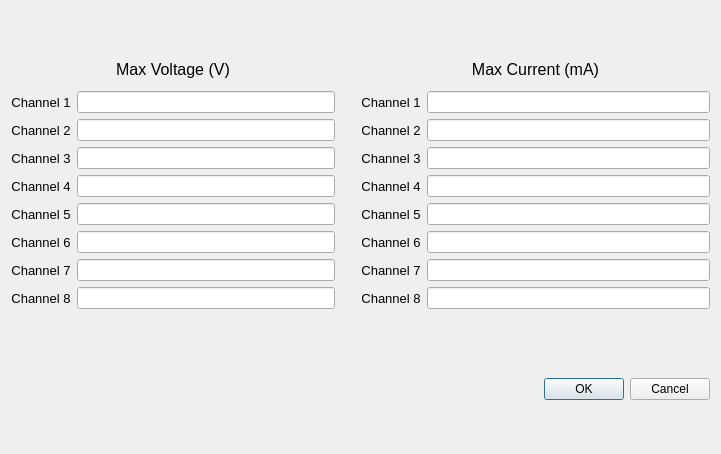
Qt form coba/settings.ui (reinardricky/qtnisclab_login) before a commit.
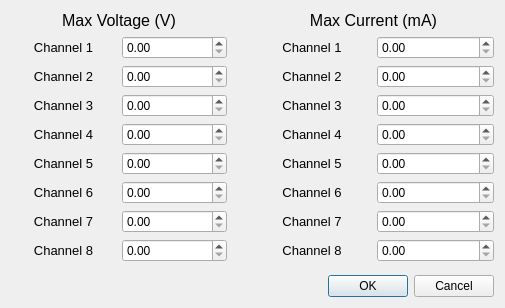
The same form after that commit.

What changed in the file:
```diff
--- a/coba/settings.ui
+++ b/coba/settings.ui
@@ -6,14 +6,14 @@
    <rect>
     <x>0</x>
     <y>0</y>
-    <width>721</width>
-    <height>454</height>
+    <width>505</width>
+    <height>308</height>
    </rect>
   </property>
   <property name="minimumSize">
    <size>
-    <width>686</width>
-    <height>361</height>
+    <width>505</width>
+    <height>308</height>
    </size>
   </property>
   <property name="windowTitle">
@@ -46,8 +46,8 @@
      <item>
       <layout class="QHBoxLayout" name="horizontalLayout_3">
        <item>
-        <layout class="QVBoxLayout" name="verticalLayout_9">
-         <item>
+        <layout class="QGridLayout" name="gridLayout_2">
+         <item row="0" column="0">
           <widget class="QLabel" name="label_3">
            <property name="font">
             <font>
@@ -62,7 +62,7 @@
            </property>
           </widget>
          </item>
-         <item>
+         <item row="1" column="0">
           <widget class="QLabel" name="label_4">
            <property name="font">
             <font>
@@ -77,7 +77,7 @@
            </property>
           </widget>
          </item>
-         <item>
+         <item row="2" column="0">
           <widget class="QLabel" name="label_5">
            <property name="font">
             <font>
@@ -92,7 +92,7 @@
            </property>
           </widget>
          </item>
-         <item>
+         <item row="3" column="0">
           <widget class="QLabel" name="label_7">
            <property name="font">
             <font>
@@ -107,7 +107,7 @@
            </property>
           </widget>
          </item>
-         <item>
+         <item row="4" column="0">
           <widget class="QLabel" name="label_6">
            <property name="font">
             <font>
@@ -122,7 +122,7 @@
            </property>
           </widget>
          </item>
-         <item>
+         <item row="5" column="0">
           <widget class="QLabel" name="label_9">
            <property name="font">
             <font>
@@ -137,7 +137,7 @@
            </property>
           </widget>
          </item>
-         <item>
+         <item row="6" column="0">
           <widget class="QLabel" name="label_10">
            <property name="font">
             <font>
@@ -152,7 +152,7 @@
            </property>
           </widget>
          </item>
-         <item>
+         <item row="7" column="0">
           <widget class="QLabel" name="label_8">
            <property name="font">
             <font>
@@ -167,33 +167,33 @@
            </property>
           </widget>
          </item>
-        </layout>
-       </item>
-       <item>
-        <layout class="QVBoxLayout" name="verticalLayout_8">
-         <item>
-          <widget class="QLineEdit" name="lineEdit_8"/>
+         <item row="2" column="1">
+          <widget class="QDoubleSpinBox" name="V_Ch_3"/>
          </item>
-         <item>
-          <widget class="QLineEdit" name="lineEdit_7"/>
+         <item row="3" column="1">
+          <widget class="QDoubleSpinBox" name="V_Ch_4"/>
          </item>
-         <item>
-          <widget class="QLineEdit" name="lineEdit_4"/>
+         <item row="4" column="1">
+          <widget class="QDoubleSpinBox" name="V_Ch_5"/>
          </item>
-         <item>
-          <widget class="QLineEdit" name="lineEdit_6"/>
+         <item row="5" column="1">
+          <widget class="QDoubleSpinBox" name="V_Ch_6"/>
          </item>
-         <item>
-          <widget class="QLineEdit" name="lineEdit_3"/>
+         <item row="6" column="1">
+          <widget class="QDoubleSpinBox" name="V_Ch_7"/>
          </item>
-         <item>
-          <widget class="QLineEdit" name="lineEdit_5"/>
+         <item row="1" column="1">
+          <widget class="QDoubleSpinBox" name="V_Ch_2"/>
          </item>
-         <item>
-          <widget class="QLineEdit" name="lineEdit"/>
+         <item row="0" column="1">
+          <widget class="QDoubleSpinBox" name="V_Ch_1">
+           <property name="contextMenuPolicy">
+            <enum>Qt::DefaultContextMenu</enum>
+           </property>
+          </widget>
          </item>
-         <item>
-          <widget class="QLineEdit" name="lineEdit_2"/>
+         <item row="7" column="1">
+          <widget class="QDoubleSpinBox" name="V_Ch_8"/>
          </item>
         </layout>
        </item>
@@ -201,21 +201,15 @@
      </item>
     </layout>
    </item>
-   <item row="0" column="1">
-    <spacer name="horizontalSpacer">
+   <item row="2" column="3">
+    <widget class="QDialogButtonBox" name="buttonBox">
      <property name="orientation">
       <enum>Qt::Horizontal</enum>
      </property>
-     <property name="sizeType">
-      <enum>QSizePolicy::Minimum</enum>
+     <property name="standardButtons">
+      <set>QDialogButtonBox::Cancel|QDialogButtonBox::Ok</set>
      </property>
-     <property name="sizeHint" stdset="0">
-      <size>
-       <width>20</width>
-       <height>20</height>
-      </size>
-     </property>
-    </spacer>
+    </widget>
    </item>
    <item row="0" column="2" colspan="2">
     <layout class="QVBoxLayout" name="verticalLayout_2">
@@ -243,83 +237,11 @@
      <item>
       <layout class="QHBoxLayout" name="horizontalLayout_4">
        <item>
-        <layout class="QVBoxLayout" name="verticalLayout_10">
-         <item>
-          <widget class="QLabel" name="label_17">
-           <property name="font">
-            <font>
-             <pointsize>10</pointsize>
-            </font>
-           </property>
-           <property name="text">
-            <string>Channel 1</string>
-           </property>
-           <property name="alignment">
-            <set>Qt::AlignCenter</set>
-           </property>
-          </widget>
+        <layout class="QGridLayout" name="gridLayout_3">
+         <item row="2" column="1">
+          <widget class="QDoubleSpinBox" name="I_Ch_3"/>
          </item>
-         <item>
-          <widget class="QLabel" name="label_12">
-           <property name="font">
-            <font>
-             <pointsize>10</pointsize>
-            </font>
-           </property>
-           <property name="text">
-            <string>Channel 2</string>
-           </property>
-           <property name="alignment">
-            <set>Qt::AlignCenter</set>
-           </property>
-          </widget>
-         </item>
-         <item>
-          <widget class="QLabel" name="label_11">
-           <property name="font">
-            <font>
-             <pointsize>10</pointsize>
-            </font>
-           </property>
-           <property name="text">
-            <string>Channel 3</string>
-           </property>
-           <property name="alignment">
-            <set>Qt::AlignCenter</set>
-           </property>
-          </widget>
-         </item>
-         <item>
-          <widget class="QLabel" name="label_18">
-           <property name="font">
-            <font>
-             <pointsize>10</pointsize>
-            </font>
-           </property>
-           <property name="text">
-            <string>Channel 4</string>
-           </property>
-           <property name="alignment">
-            <set>Qt::AlignCenter</set>
-           </property>
-          </widget>
-         </item>
-         <item>
-          <widget class="QLabel" name="label_13">
-           <property name="font">
-            <font>
-             <pointsize>10</pointsize>
-            </font>
-           </property>
-           <property name="text">
-            <string>Channel 5</string>
-           </property>
-           <property name="alignment">
-            <set>Qt::AlignCenter</set>
-           </property>
-          </widget>
-         </item>
-         <item>
+         <item row="5" column="0">
           <widget class="QLabel" name="label_15">
            <property name="font">
             <font>
@@ -334,7 +256,25 @@
            </property>
           </widget>
          </item>
-         <item>
+         <item row="1" column="1">
+          <widget class="QDoubleSpinBox" name="I_Ch_2"/>
+         </item>
+         <item row="1" column="0">
+          <widget class="QLabel" name="label_12">
+           <property name="font">
+            <font>
+             <pointsize>10</pointsize>
+            </font>
+           </property>
+           <property name="text">
+            <string>Channel 2</string>
+           </property>
+           <property name="alignment">
+            <set>Qt::AlignCenter</set>
+           </property>
+          </widget>
+         </item>
+         <item row="6" column="0">
           <widget class="QLabel" name="label_14">
            <property name="font">
             <font>
@@ -349,7 +289,22 @@
            </property>
           </widget>
          </item>
-         <item>
+         <item row="0" column="0">
+          <widget class="QLabel" name="label_17">
+           <property name="font">
+            <font>
+             <pointsize>10</pointsize>
+            </font>
+           </property>
+           <property name="text">
+            <string>Channel 1</string>
+           </property>
+           <property name="alignment">
+            <set>Qt::AlignCenter</set>
+           </property>
+          </widget>
+         </item>
+         <item row="7" column="0">
           <widget class="QLabel" name="label_16">
            <property name="font">
             <font>
@@ -364,33 +319,68 @@
            </property>
           </widget>
          </item>
-        </layout>
-       </item>
-       <item>
-        <layout class="QVBoxLayout" name="verticalLayout_4">
-         <item>
-          <widget class="QLineEdit" name="lineEdit_11"/>
+         <item row="3" column="1">
+          <widget class="QDoubleSpinBox" name="I_Ch_4"/>
          </item>
-         <item>
-          <widget class="QLineEdit" name="lineEdit_13"/>
+         <item row="4" column="0">
+          <widget class="QLabel" name="label_13">
+           <property name="font">
+            <font>
+             <pointsize>10</pointsize>
+            </font>
+           </property>
+           <property name="text">
+            <string>Channel 5</string>
+           </property>
+           <property name="alignment">
+            <set>Qt::AlignCenter</set>
+           </property>
+          </widget>
          </item>
-         <item>
-          <widget class="QLineEdit" name="lineEdit_9"/>
+         <item row="2" column="0">
+          <widget class="QLabel" name="label_11">
+           <property name="font">
+            <font>
+             <pointsize>10</pointsize>
+            </font>
+           </property>
+           <property name="text">
+            <string>Channel 3</string>
+           </property>
+           <property name="alignment">
+            <set>Qt::AlignCenter</set>
+           </property>
+          </widget>
          </item>
-         <item>
-          <widget class="QLineEdit" name="lineEdit_10"/>
+         <item row="3" column="0">
+          <widget class="QLabel" name="label_18">
+           <property name="font">
+            <font>
+             <pointsize>10</pointsize>
+            </font>
+           </property>
+           <property name="text">
+            <string>Channel 4</string>
+           </property>
+           <property name="alignment">
+            <set>Qt::AlignCenter</set>
+           </property>
+          </widget>
          </item>
-         <item>
-          <widget class="QLineEdit" name="lineEdit_14"/>
+         <item row="0" column="1">
+          <widget class="QDoubleSpinBox" name="I_Ch_1"/>
          </item>
-         <item>
-          <widget class="QLineEdit" name="lineEdit_15"/>
+         <item row="4" column="1">
+          <widget class="QDoubleSpinBox" name="I_Ch_5"/>
          </item>
-         <item>
-          <widget class="QLineEdit" name="lineEdit_12"/>
+         <item row="5" column="1">
+          <widget class="QDoubleSpinBox" name="I_Ch_6"/>
          </item>
-         <item>
-          <widget class="QLineEdit" name="lineEdit_16"/>
+         <item row="6" column="1">
+          <widget class="QDoubleSpinBox" name="I_Ch_7"/>
+         </item>
+         <item row="7" column="1">
+          <widget class="QDoubleSpinBox" name="I_Ch_8"/>
          </item>
         </layout>
        </item>
@@ -398,6 +388,22 @@
      </item>
     </layout>
    </item>
+   <item row="0" column="1">
+    <spacer name="horizontalSpacer">
+     <property name="orientation">
+      <enum>Qt::Horizontal</enum>
+     </property>
+     <property name="sizeType">
+      <enum>QSizePolicy::Fixed</enum>
+     </property>
+     <property name="sizeHint" stdset="0">
+      <size>
+       <width>20</width>
+       <height>20</height>
+      </size>
+     </property>
+    </spacer>
+   </item>
    <item row="1" column="2">
     <spacer name="verticalSpacer">
      <property name="orientation">
@@ -414,15 +420,18 @@
      </property>
     </spacer>
    </item>
-   <item row="2" column="3">
-    <widget class="QDialogButtonBox" name="buttonBox">
+   <item row="2" column="0">
+    <spacer name="horizontalSpacer_2">
      <property name="orientation">
       <enum>Qt::Horizontal</enum>
      </property>
-     <property name="standardButtons">
-      <set>QDialogButtonBox::Cancel|QDialogButtonBox::Ok</set>
+     <property name="sizeHint" stdset="0">
+      <size>
+       <width>40</width>
+       <height>20</height>
+      </size>
      </property>
-    </widget>
+    </spacer>
    </item>
   </layout>
  </widget>
```
Left out of the diff: 8 changed lines with no effect on the pictures.
